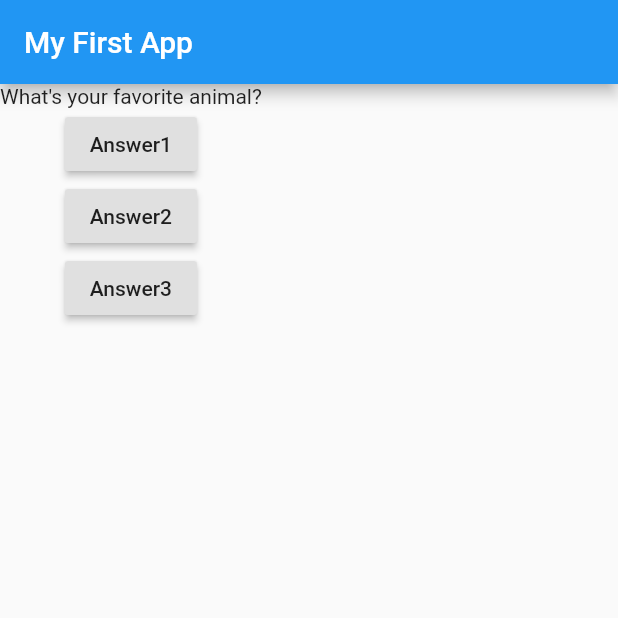
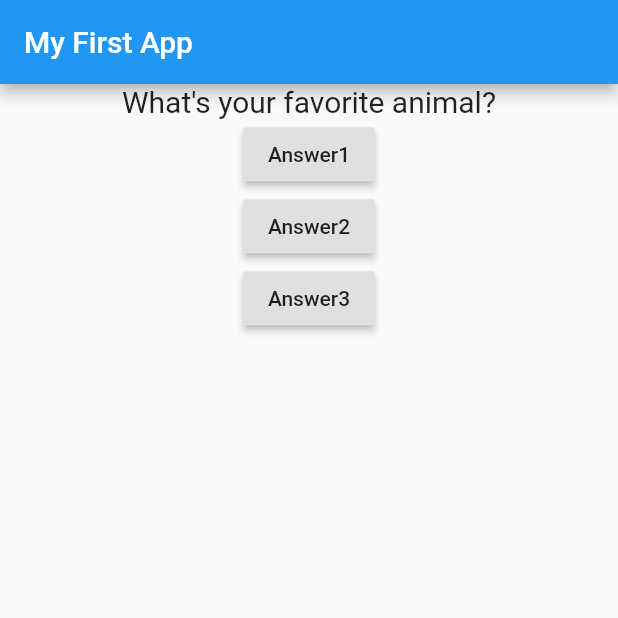
Before and after one commit to howtoflutter/hello_world, a Flutter app: the screen it shows after launch, after a tap on "Answer1", on a phone screen of 412 x 824 dp, the top half of it. Run offline on Flutter 3.47's test engine with Material 2 defaults, Android fonts, the phone set to English and light mode, and no system bars.

Commit message:
Added Question widget

```diff
--- a/lib/main.dart
+++ b/lib/main.dart
@@ -1,24 +1,24 @@
 import 'package:flutter/material.dart';
+import 'widgets/question.dart';
 
 void main() => runApp(MyApp());
 
 class MyApp extends StatefulWidget {
-
   @override
   State<StatefulWidget> createState() {
     // TODO: implement createState
-    return MyAppState();
+    return _MyAppState();
   }
 }
 
-class MyAppState extends State<MyApp> {
-  var questionIndex = 0;
+class _MyAppState extends State<MyApp> {
+  var _questionIndex = 0;
 
-  void answerQuestion() {
+  void _answerQuestion() {
     setState(() {
-      questionIndex += 1;
+      _questionIndex += 1;
     });
-    print(questionIndex);
+    print(_questionIndex);
   }
 
   @override
@@ -26,6 +26,8 @@ class MyAppState extends State<MyApp> {
     var questions = [
       "What's your favorite color?",
       "What's your favorite animal?",
+      "What's your favorite place?",
+      "What's your favorite food?",
     ];
     return MaterialApp(
       home: Scaffold(
@@ -34,10 +36,10 @@ class MyAppState extends State<MyApp> {
         ),
         body: Column(
           children: [
-            Text(questions[questionIndex]),
+            Question(questions[_questionIndex]),
             RaisedButton(
               child: Text('Answer1'),
-              onPressed: answerQuestion,
+              onPressed: _answerQuestion,
             ),
             RaisedButton(
               child: Text('Answer2'),
--- /dev/null
+++ b/lib/widgets/question.dart
@@ -0,0 +1,21 @@
+import 'package:flutter/material.dart';
+
+class Question extends StatelessWidget {
+  final String questionText;
+
+  Question(this.questionText);
+
+  @override
+  Widget build(BuildContext context) {
+    return Container(
+      width: double.infinity,
+      child: Text(
+        questionText,
+        style: TextStyle(
+          fontSize: 20,
+        ),
+        textAlign: TextAlign.center,
+      ),
+    );
+  }
+}
```
